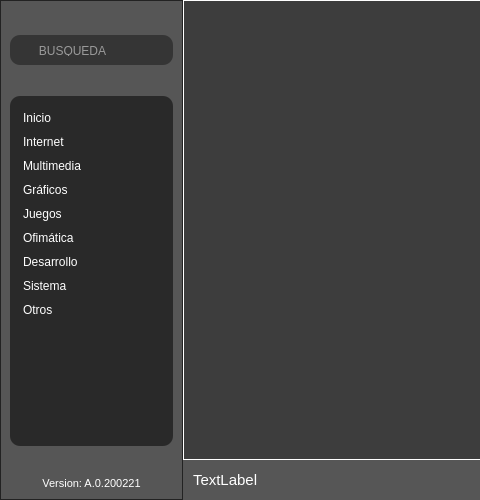
Qt form guis/main.ui (deepin-espanol/deepines-store) before a commit; both pictures show x 0 to 480 and y 0 to 500 of the 959 by 500 pixel window.
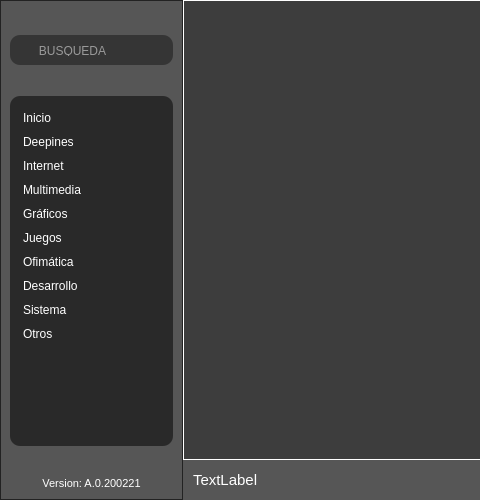
The same form after that commit. Icons and pictures are not drawn.

Commit message: Filter Deepines add Tooltip wordwrap Delete icons unused Scrollbar style

```diff
--- a/guis/main.ui
+++ b/guis/main.ui
@@ -230,6 +230,11 @@
            <set>ItemIsSelectable|ItemIsUserCheckable|ItemIsEnabled</set>
           </property>
          </item>
+         <item>
+          <property name="text">
+           <string>Deepines</string>
+          </property>
+         </item>
          <item>
           <property name="text">
            <string>Internet</string>
```
The commit also changes 8 other files.
